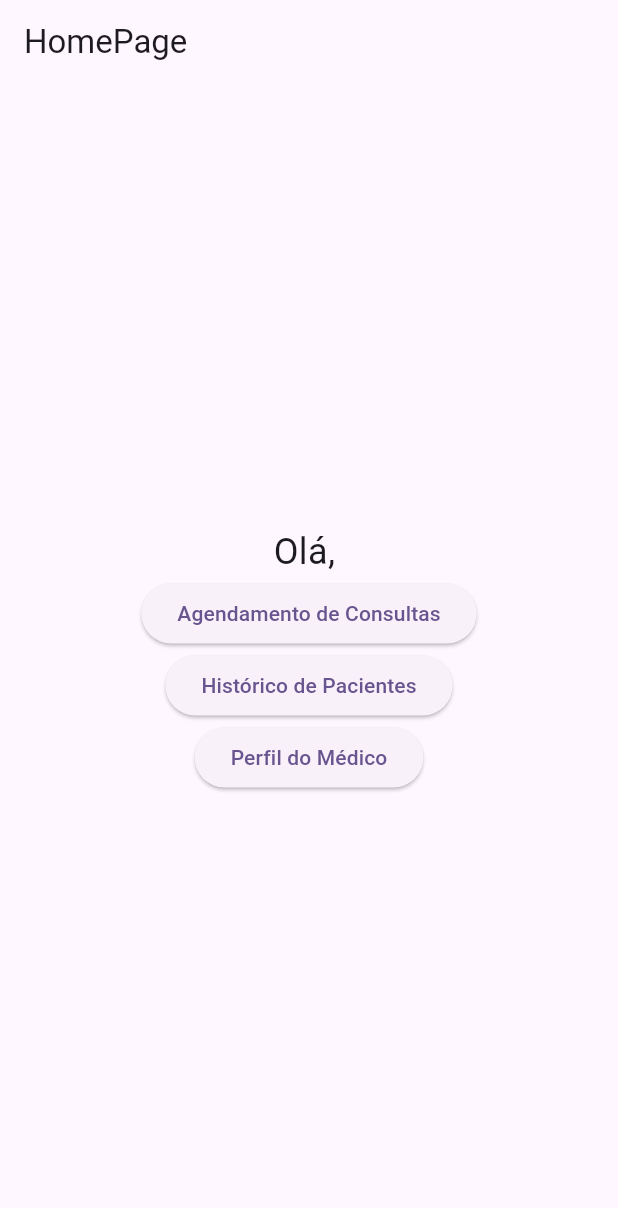
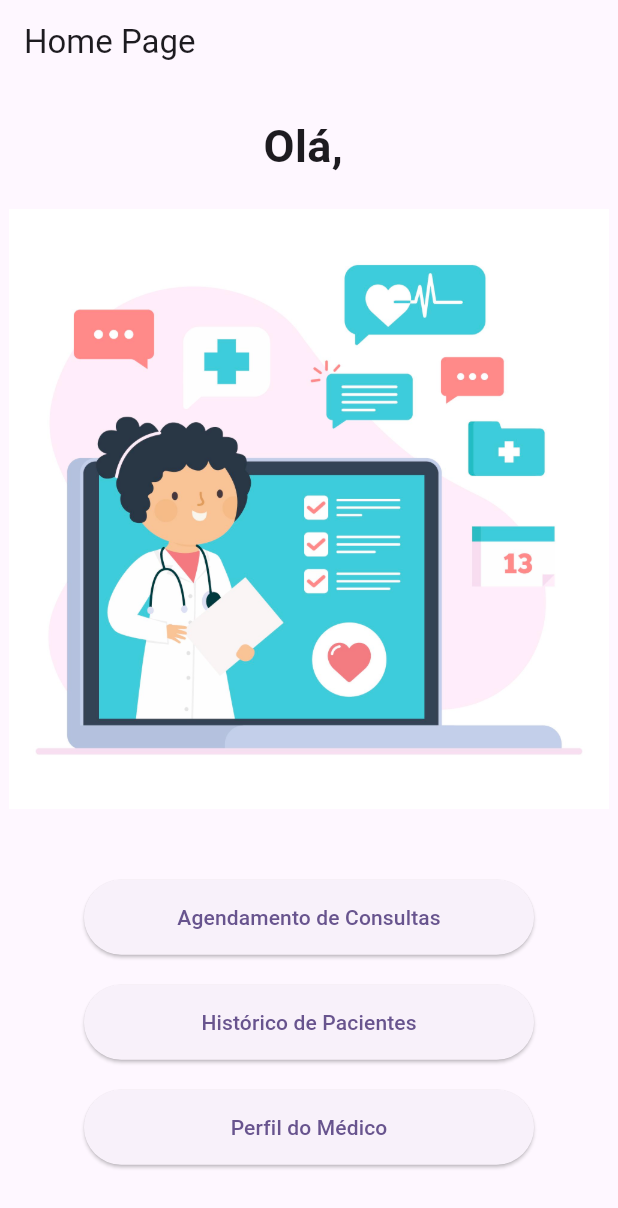
Before and after one commit to Matheus-Armando/t2flutter, a Flutter app: the HomePage screen opened directly, on a phone screen of 412 x 824 dp. Shown: the top 1208 px of the screen. Run offline on Flutter 3.47's test engine with Material 3 defaults, Android fonts, the phone set to English and light mode, and no system bars; our stand-ins replace shared_preferences; accounts and stored records are empty.

Commit message:
ajustes homepage

```diff
--- a/t2flutter/flutter_application_1/lib/home_page.dart
+++ b/t2flutter/flutter_application_1/lib/home_page.dart
@@ -26,38 +26,75 @@ class _HomePageState extends State<HomePage> {
   Widget build(BuildContext context) {
     return Scaffold(
       appBar: AppBar(
-        title: Text('HomePage'),
+        title: Text('Home Page'),
         automaticallyImplyLeading: false,
       ),
-      body: Center(
+      body: Column(
+        children: [
+          Padding(
+            padding: EdgeInsets.all(20),
+            child: Text(
+              'Olá, $username',
+              style: TextStyle(
+                fontSize: 30,
+                fontWeight: FontWeight.bold,
+              ),
+            ),
+          ),
+          Container(
+            height: 400,
+            width: 400,
+            child: Image.asset('images/home.jpg', fit: BoxFit.cover),
+          ),
+          Expanded(
+            child: Center(
               child: Column(
                 mainAxisAlignment: MainAxisAlignment.center,
                 children: <Widget>[
-          Text(
-            'Olá, $username',
-            style: TextStyle(fontSize: 24),
+                  Container(
+                    width: 300,
+                    child: ElevatedButton(
+                      style: ElevatedButton.styleFrom(
+                        minimumSize: Size(250, 50),
                       ),
-          ElevatedButton(
-            child: Text('Agendamento de Consultas'),
                       onPressed: () {
                         Navigator.pushNamed(context, '/scheduling');
                       },
+                      child: Text('Agendamento de Consultas'),
                     ),
-          ElevatedButton(
-            child: Text('Histórico de Pacientes'),
+                  ),
+                  SizedBox(height: 20), // Adiciona espaço entre os botões
+                  Container(
+                    width: 300,
+                    child: ElevatedButton(
+                      style: ElevatedButton.styleFrom(
+                        minimumSize: Size(250, 50),
+                      ),
                       onPressed: () {
                         Navigator.pushNamed(context, '/history');
                       },
+                      child: Text('Histórico de Pacientes'),
                     ),
-          ElevatedButton(
-            child: Text('Perfil do Médico'),
+                  ),
+                  SizedBox(height: 20), // Adiciona espaço entre os botões
+                  Container(
+                    width: 300,
+                    child: ElevatedButton(
+                      style: ElevatedButton.styleFrom(
+                        minimumSize: Size(250, 50),
+                      ),
                       onPressed: () {
                         Navigator.pushNamed(context, '/profile');
                       },
+                      child: Text('Perfil do Médico'),
+                    ),
                   ),
                 ],
               ),
             ),
+          ),
+        ],
+      ),
     );
   }
 }
```
Also changed, not shown: t2flutter/flutter_application_1/images/home.jpg (added). Lines whose indentation alone changed are shown as unchanged.
